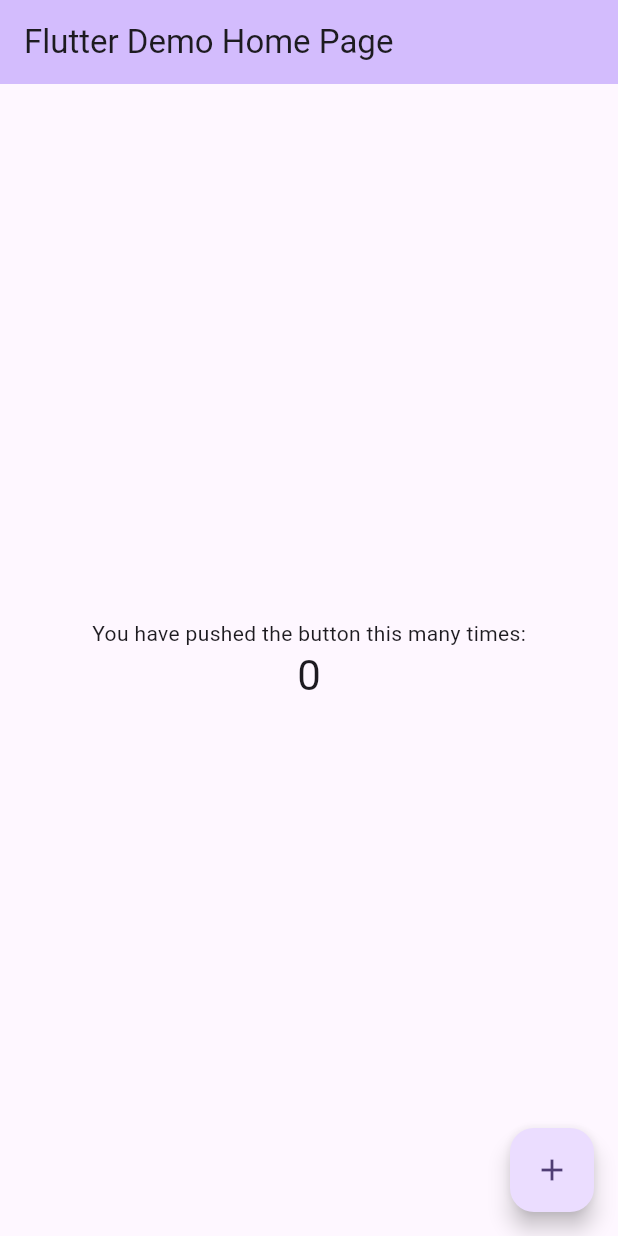
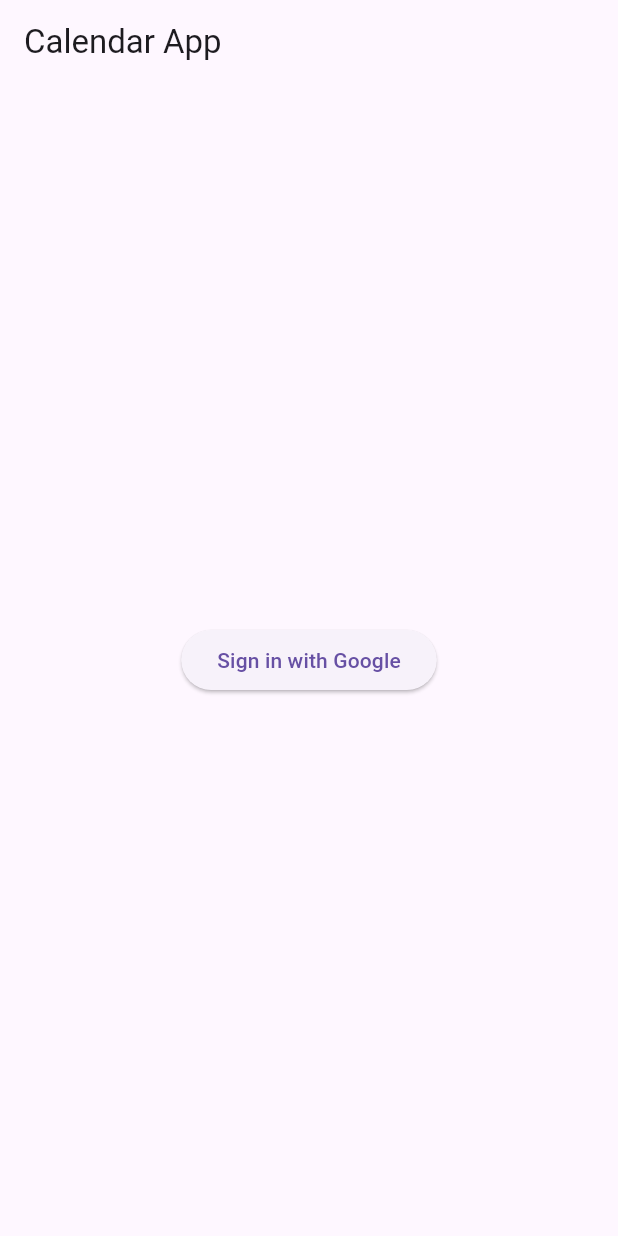
Before and after one commit to LucaIac01/calendar_widget_android_windows_linux, a Flutter app: the screen it shows after launch, on a phone screen of 412 x 824 dp. Run offline on Flutter 3.47's test engine with Material 3 defaults, Android fonts, the light colour scheme and no system bars; our stand-ins replace google_sign_in.

Commit message:
Implement Google Sign-In UI and logic

```diff
--- a/lib/main.dart
+++ b/lib/main.dart
@@ -1,122 +1,77 @@
 import 'package:flutter/material.dart';
+import 'package:google_sign_in/google_sign_in.dart';
 
 void main() {
-  runApp(const MyApp());
+  runApp(const CalendarApp());
 }
 
-class MyApp extends StatelessWidget {
-  const MyApp({super.key});
+class CalendarApp extends StatelessWidget {
+  const CalendarApp({super.key});
 
-  // This widget is the root of your application.
   @override
   Widget build(BuildContext context) {
-    return MaterialApp(
-      title: 'Flutter Demo',
-      theme: ThemeData(
-        // This is the theme of your application.
-        //
-        // TRY THIS: Try running your application with "flutter run". You'll see
-        // the application has a purple toolbar. Then, without quitting the app,
-        // try changing the seedColor in the colorScheme below to Colors.green
-        // and then invoke "hot reload" (save your changes or press the "hot
-        // reload" button in a Flutter-supported IDE, or press "r" if you used
-        // the command line to start the app).
-        //
-        // Notice that the counter didn't reset back to zero; the application
-        // state is not lost during the reload. To reset the state, use hot
-        // restart instead.
-        //
-        // This works for code too, not just values: Most code changes can be
-        // tested with just a hot reload.
-        colorScheme: ColorScheme.fromSeed(seedColor: Colors.deepPurple),
-      ),
-      home: const MyHomePage(title: 'Flutter Demo Home Page'),
+    return const MaterialApp(
+      home: SignInPage(),
     );
   }
 }
 
-class MyHomePage extends StatefulWidget {
-  const MyHomePage({super.key, required this.title});
-
-  // This widget is the home page of your application. It is stateful, meaning
-  // that it has a State object (defined below) that contains fields that affect
-  // how it looks.
-
-  // This class is the configuration for the state. It holds the values (in this
-  // case the title) provided by the parent (in this case the App widget) and
-  // used by the build method of the State. Fields in a Widget subclass are
-  // always marked "final".
-
-  final String title;
+class SignInPage extends StatefulWidget {
+  const SignInPage({super.key});
 
   @override
-  State<MyHomePage> createState() => _MyHomePageState();
+  State<SignInPage> createState() => _SignInPageState();
 }
 
-class _MyHomePageState extends State<MyHomePage> {
-  int _counter = 0;
+class _SignInPageState extends State<SignInPage> {
+  final GoogleSignIn _googleSignIn = GoogleSignIn();
+  GoogleSignInAccount? _user;
 
-  void _incrementCounter() {
+  Future<void> _handleSignIn() async {
+    try {
+      final account = await _googleSignIn.signIn();
+      setState(() {
+        _user = account;
+      });
+    } catch (error) {
+      print('Login error: $error');
+    }
+  }
+
+  Future<void> _handleSignOut() async {
+    await _googleSignIn.signOut();
     setState(() {
-      // This call to setState tells the Flutter framework that something has
-      // changed in this State, which causes it to rerun the build method below
-      // so that the display can reflect the updated values. If we changed
-      // _counter without calling setState(), then the build method would not be
-      // called again, and so nothing would appear to happen.
-      _counter++;
+      _user = null;
     });
   }
 
   @override
   Widget build(BuildContext context) {
-    // This method is rerun every time setState is called, for instance as done
-    // by the _incrementCounter method above.
-    //
-    // The Flutter framework has been optimized to make rerunning build methods
-    // fast, so that you can just rebuild anything that needs updating rather
-    // than having to individually change instances of widgets.
     return Scaffold(
-      appBar: AppBar(
-        // TRY THIS: Try changing the color here to a specific color (to
-        // Colors.amber, perhaps?) and trigger a hot reload to see the AppBar
-        // change color while the other colors stay the same.
-        backgroundColor: Theme.of(context).colorScheme.inversePrimary,
-        // Here we take the value from the MyHomePage object that was created by
-        // the App.build method, and use it to set our appbar title.
-        title: Text(widget.title),
+      appBar: AppBar(title: const Text('Calendar App')),
+      body: Center(
+        child: _user == null
+            ? ElevatedButton(
+                onPressed: _handleSignIn,
+                child: const Text('Sign in with Google'),
+              )
+            : Column(
+                mainAxisAlignment: MainAxisAlignment.center,
+                children: [
+                  CircleAvatar(
+                    backgroundImage: NetworkImage(_user!.photoUrl ?? ''),
+                    radius: 40,
+                  ),
+                  const SizedBox(height: 16),
+                  Text('Hello, ${_user!.displayName ?? 'User'}'),
+                  const SizedBox(height: 16),
+                  ElevatedButton(
+                    onPressed: _handleSignOut,
+                    child: const Text('Sign out'),
+                  ),
+                ],
+              ),
       ),
-      body: Center(
-        // Center is a layout widget. It takes a single child and positions it
-        // in the middle of the parent.
-        child: Column(
-          // Column is also a layout widget. It takes a list of children and
-          // arranges them vertically. By default, it sizes itself to fit its
-          // children horizontally, and tries to be as tall as its parent.
-          //
-          // Column has various properties to control how it sizes itself and
-          // how it positions its children. Here we use mainAxisAlignment to
-          // center the children vertically; the main axis here is the vertical
-          // axis because Columns are vertical (the cross axis would be
-          // horizontal).
-          //
-          // TRY THIS: Invoke "debug painting" (choose the "Toggle Debug Paint"
-          // action in the IDE, or press "p" in the console), to see the
-          // wireframe for each widget.
-          mainAxisAlignment: MainAxisAlignment.center,
-          children: <Widget>[
-            const Text('You have pushed the button this many times:'),
-            Text(
-              '$_counter',
-              style: Theme.of(context).textTheme.headlineMedium,
-            ),
-          ],
-        ),
-      ),
-      floatingActionButton: FloatingActionButton(
-        onPressed: _incrementCounter,
-        tooltip: 'Increment',
-        child: const Icon(Icons.add),
-      ), // This trailing comma makes auto-formatting nicer for build methods.
     );
   }
 }
```
